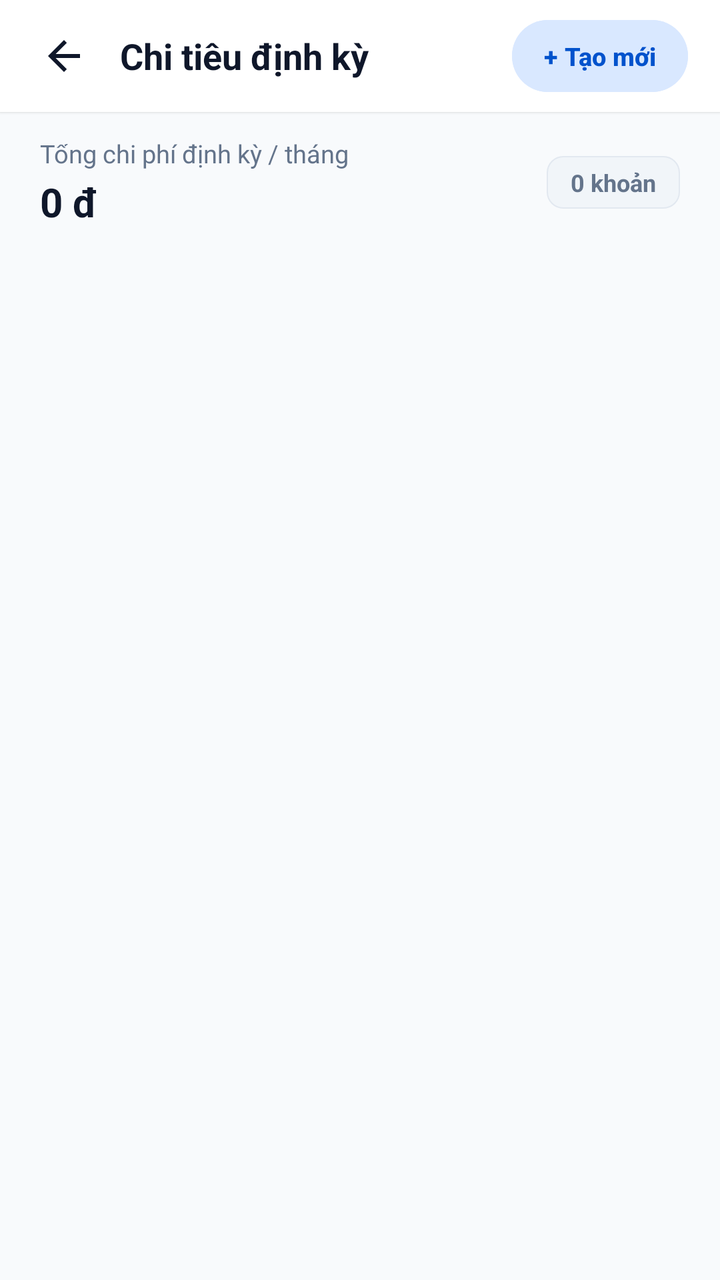
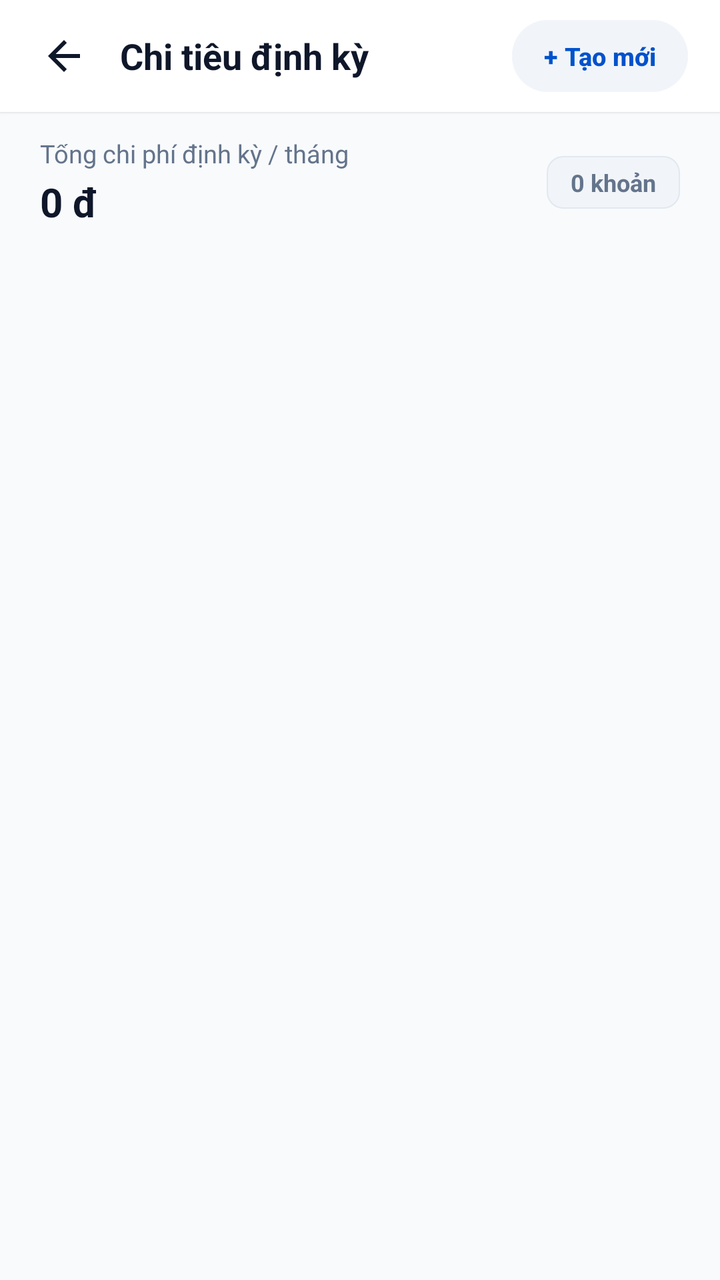

Compare the two renders of this Android layout. The source of the first and the diff that turns it into the second are given below.
<!-- AndroidManifest.xml: application theme Theme.SharedFund -->
<!-- res/layout/fragment_recurring_transactions.xml -->
<?xml version="1.0" encoding="utf-8"?>
<LinearLayout xmlns:android="http://schemas.android.com/apk/res/android"
    xmlns:app="http://schemas.android.com/apk/res-auto"
    android:layout_width="match_parent"
    android:layout_height="match_parent"
    android:background="@color/background"
    android:fitsSystemWindows="true"
    android:orientation="vertical">

    <LinearLayout
        android:layout_width="match_parent"
        android:layout_height="56dp"
        android:background="@color/surface"
        android:elevation="1dp"
        android:gravity="center_vertical"
        android:orientation="horizontal"
        android:paddingStart="12dp"
        android:paddingEnd="16dp">

        <ImageButton
            android:id="@+id/btnRecurringBack"
            android:layout_width="40dp"
            android:layout_height="40dp"
            android:background="?attr/selectableItemBackgroundBorderless"
            android:contentDescription="Quay lại"
            android:padding="8dp"
            android:src="@drawable/ic_arrow_back"
            app:tint="@color/text_primary" />

        <TextView
            android:id="@+id/tvRecurringHeaderTitle"
            android:layout_width="0dp"
            android:layout_height="wrap_content"
            android:layout_marginStart="8dp"
            android:layout_weight="1"
            android:text="Chi tiêu định kỳ"
            android:textColor="@color/text_primary"
            android:textSize="18sp"
            android:textStyle="bold" />

        <com.google.android.material.button.MaterialButton
            android:id="@+id/btnAddRecurringTop"
            android:layout_width="wrap_content"
            android:layout_height="36dp"
            android:backgroundTint="@color/primary_light"
            android:insetTop="0dp"
            android:insetBottom="0dp"
            android:paddingStart="14dp"
            android:paddingEnd="14dp"
            android:text="+ Tạo mới"
            android:textColor="@color/primary"
            android:textSize="12.5sp"
            android:textStyle="bold"
            app:cornerRadius="18dp"
            app:elevation="0dp" />
    </LinearLayout>

    <RelativeLayout
        android:layout_width="match_parent"
        android:layout_height="wrap_content"
        android:paddingStart="20dp"
        android:paddingTop="16dp"
        android:paddingEnd="20dp"
        android:paddingBottom="8dp">

        <LinearLayout
            android:layout_width="wrap_content"
            android:layout_height="wrap_content"
            android:layout_alignParentStart="true"
            android:layout_centerVertical="true"
            android:orientation="vertical">

            <TextView
                android:layout_width="wrap_content"
                android:layout_height="wrap_content"
                android:text="Tổng chi phí định kỳ / tháng"
                android:textColor="@color/text_secondary"
                android:textSize="12.5sp"
                android:textStyle="normal" />

            <TextView
                android:id="@+id/tvRecurringMonthlyTotal"
                android:layout_width="wrap_content"
                android:layout_height="wrap_content"
                android:layout_marginTop="2dp"
                android:text="0 đ"
                android:textColor="@color/text_primary"
                android:textSize="20sp"
                android:textStyle="bold" />
        </LinearLayout>

        <TextView
            android:id="@+id/tvRecurringCountBadge"
            android:layout_width="wrap_content"
            android:layout_height="wrap_content"
            android:layout_alignParentEnd="true"
            android:layout_centerVertical="true"
            android:background="@drawable/bg_notification_badge_filter"
            android:paddingStart="12dp"
            android:paddingTop="5dp"
            android:paddingEnd="12dp"
            android:paddingBottom="5dp"
            android:text="0 khoản"
            android:textColor="@color/text_secondary"
            android:textSize="12sp"
            android:textStyle="bold" />
    </RelativeLayout>

    <FrameLayout
        android:layout_width="match_parent"
        android:layout_height="match_parent">

        <androidx.recyclerview.widget.RecyclerView
            android:id="@+id/rvRecurringRules"
            android:layout_width="match_parent"
            android:layout_height="match_parent"
            android:clipToPadding="false"
            android:overScrollMode="never"
            android:paddingTop="4dp"
            android:paddingBottom="32dp" />

        <LinearLayout
            android:id="@+id/layoutEmptyRecurring"
            android:layout_width="match_parent"
            android:layout_height="match_parent"
            android:gravity="center"
            android:orientation="vertical"
            android:padding="32dp"
            android:visibility="gone">

            <ImageView
                android:layout_width="64dp"
                android:layout_height="64dp"
                android:contentDescription="Trống"
                android:src="@drawable/ic_recurring_calendar"
                app:tint="@color/text_tertiary" />

            <TextView
                android:layout_width="wrap_content"
                android:layout_height="wrap_content"
                android:layout_marginTop="16dp"
                android:text="Chưa có khoản định kỳ nào"
                android:textColor="@color/text_primary"
                android:textSize="16sp"
                android:textStyle="bold" />

            <TextView
                android:layout_width="wrap_content"
                android:layout_height="wrap_content"
                android:layout_marginTop="6dp"
                android:gravity="center"
                android:text="Thiết lập các khoản chi cố định như tiền nhà, internet, điện nước để tự động quản lý quỹ."
                android:textColor="@color/text_secondary"
                android:textSize="13sp" />

            <com.google.android.material.button.MaterialButton
                android:id="@+id/btnCreateFirstRecurring"
                android:layout_width="wrap_content"
                android:layout_height="44dp"
                android:layout_marginTop="20dp"
                android:backgroundTint="@color/primary"
                android:text="+ Thêm khoản định kỳ"
                android:textColor="@android:color/white"
                android:textSize="13sp"
                android:textStyle="bold"
                app:cornerRadius="22dp" />
        </LinearLayout>
    </FrameLayout>
</LinearLayout>
<!-- resources referenced by this layout -->
<resources>
  <color name="background">#F8FAFC</color>
  <color name="primary">#0052CC</color>
  <color name="primary_light">#D9E8FF</color>
  <color name="surface">#FFFFFF</color>
  <color name="text_primary">#0F172A</color>
  <color name="text_secondary">#64748B</color>
  <color name="text_tertiary">#94A3B8</color>
  <!-- drawable bg_notification_badge_filter (drawable) -->
  <?xml version="1.0" encoding="utf-8"?>
  <shape xmlns:android="http://schemas.android.com/apk/res/android"
      android:shape="rectangle">
      <corners android:radius="8dp" />
      <solid android:color="@color/surface_variant" />
      <stroke
          android:width="0.8dp"
          android:color="@color/border" />
  </shape>
  <!-- drawable ic_arrow_back (drawable) -->
  <vector xmlns:android="http://schemas.android.com/apk/res/android"
      android:width="24dp"
      android:height="24dp"
      android:viewportWidth="24"
      android:viewportHeight="24"
      android:tint="?attr/colorControlNormal">
      <path
          android:fillColor="@android:color/white"
          android:pathData="M20,11H7.83l5.59,-5.59L12,4l-8,8 8,8 1.41,-1.41L7.83,13H20v-2z"/>
  </vector>
  <!-- drawable ic_recurring_calendar (drawable) -->
  <vector xmlns:android="http://schemas.android.com/apk/res/android"
      android:width="24dp"
      android:height="24dp"
      android:viewportWidth="24"
      android:viewportHeight="24">
      <path
          android:fillColor="@color/primary"
          android:pathData="M19,4h-1V2h-2v2H8V2H6v2H5C3.89,4 3,4.9 3,6v14c0,1.1 0.89,2 2,2h14c1.1,0 2,-0.9 2,-2V6C21,4.9 20.1,4 19,4zM19,20H5V9h14V20zM12,11c-2.21,0 -4,1.79 -4,4c0,0.74 0.2,1.44 0.56,2.04l-0.85,0.85c-0.2,0.2 -0.05,0.54 0.23,0.54H10.5c0.28,0 0.5,-0.22 0.5,-0.5V15.36c0,-0.28 -0.34,-0.42 -0.54,-0.23l-0.74,0.74C9.45,15.54 9.33,15.11 9.33,14.67c0,-1.47 1.2,-2.67 2.67,-2.67c0.88,0 1.66,0.43 2.14,1.09c0.12,0.17 0.35,0.21 0.52,0.09l0.98,-0.74c0.2,-0.15 0.23,-0.43 0.08,-0.63C15.01,11.83 13.59,11 12,11z"/>
  </vector>
  <style name="Theme.SharedFund" parent="Base.Theme.SharedFund" />
  <color name="surface_variant">#F1F5F9</color>
  <color name="border">#E2E8F0</color>
  <style name="Base.Theme.SharedFund" parent="Theme.Material3.Light.NoActionBar">
  
          <item name="colorPrimary">@color/primary</item>
  
          <item name="colorPrimaryDark">@color/primary_dark</item>
  
          <item name="colorSecondary">@color/accent_income</item>
  
          <item name="android:statusBarColor">@color/surface</item>
  
          <item name="android:windowLightStatusBar">true</item>
  
          <item name="android:windowBackground">@color/background</item>
  
          <item name="colorSurface">@color/surface</item>
  
          <item name="colorOnSurface">@color/text_primary</item>
  
          <item name="android:textColorPrimary">@color/text_primary</item>
  
          <item name="android:textColorSecondary">@color/text_secondary</item>
  
          <item name="android:textColorHint">@color/text_secondary</item>
  
          <item name="editTextColor">@color/text_primary</item>
  
      </style>
  <color name="primary_dark">#003D99</color>
  <color name="accent_income">#10B981</color>
</resources>

<!-- the commit's change to res/layout/fragment_recurring_transactions.xml (unified diff, before → after) -->
@@ -42,7 +42,7 @@
             android:id="@+id/btnAddRecurringTop"
             android:layout_width="wrap_content"
             android:layout_height="36dp"
-            android:backgroundTint="@color/primary_light"
+            android:backgroundTint="@color/surface_variant"
             android:insetTop="0dp"
             android:insetBottom="0dp"
             android:paddingStart="14dp"
<!-- resource entries referenced after the edit -->
@@ -2,7 +2,6 @@
 <resources>
   <color name="background">#F8FAFC</color>
   <color name="primary">#0052CC</color>
-  <color name="primary_light">#D9E8FF</color>
   <color name="surface">#FFFFFF</color>
   <color name="text_primary">#0F172A</color>
   <color name="text_secondary">#64748B</color>
